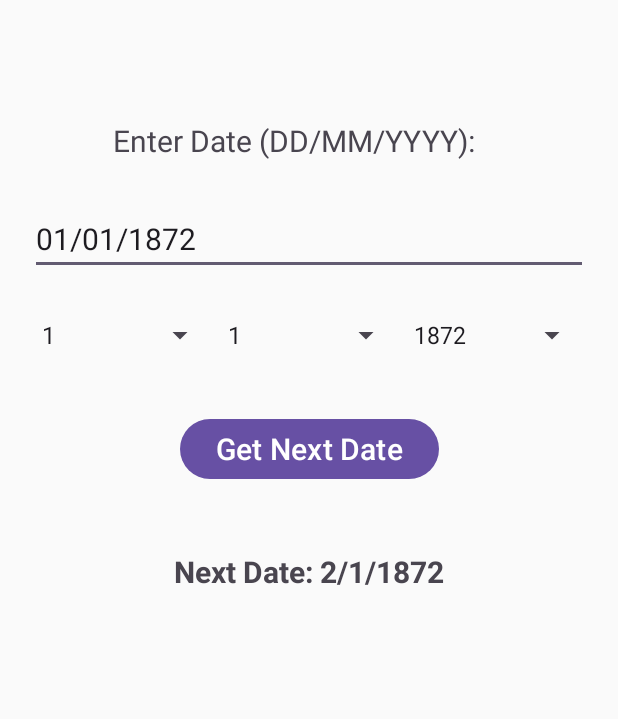
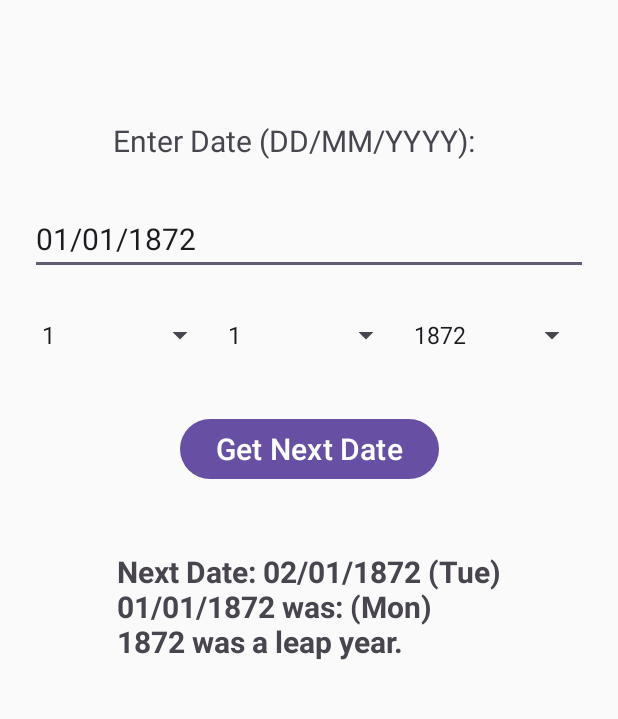
Before and after one commit to Vibha-1802/ChronixOne, an Android app: the screen it shows after launch (MainActivity), after a tap on "Get Next Date", on a phone screen of 412 x 824 dp, the part 174-893 px from its top. Run offline under Robolectric (Android 15) with nearby library versions, the phone set to English and light mode, and no system bars.

Commit message:
leap year message+date shown with day

```diff
--- a/app/src/main/java/com/example/chronixone/MainActivity.java
+++ b/app/src/main/java/com/example/chronixone/MainActivity.java
@@ -1,6 +1,9 @@
 package com.example.chronixone;
 
 import androidx.appcompat.app.AppCompatActivity;
+import java.util.Calendar;
+import java.text.SimpleDateFormat;
+import java.util.Locale;
 
 import android.os.Bundle;
 import android.text.Editable;
@@ -66,31 +69,58 @@ public class MainActivity extends AppCompatActivity {
             String input = editTextDate.getText().toString().trim();
 
             try {
+                // ensure full dd/MM/yyyy before parsing (prevents partials)
+                if (!FULL_DATE.matcher(input).matches()) {
+                    textViewResult.setText("Invalid format! Use DD/MM/YYYY");
+                    return;
+                }
+
                 String[] parts = input.split("/");
-                int day = Integer.parseInt(parts[0]);
+                int day   = Integer.parseInt(parts[0]);
                 int month = Integer.parseInt(parts[1]);
-                int year = Integer.parseInt(parts[2]);
+                int year  = Integer.parseInt(parts[2]);
 
                 if (year < MIN_YEAR || year > MAX_YEAR) {
                     textViewResult.setText("Year must be between " + MIN_YEAR + " and " + MAX_YEAR);
                     return;
                 }
-
                 if (!isValidDate(day, month, year)) {
                     textViewResult.setText("Invalid date entered!");
                     return;
                 }
 
                 int[] next = getNextDate(day, month, year);
-                textViewResult.setText("Next Date: " + next[0] + "/" + next[1] + "/" + next[2]);
+
+                // Use them AFTER they exist
+                String inputDow = dayOfWeek(day, month, year);
+                String nextDow  = dayOfWeek(next[0], next[1], next[2]);
+
+                // NEW: leap-year message for the OUTPUT year (next[2])
+                String leapMsg = isLeapYear(next[2]) ? ("\n" + next[2] + " was a leap year.") : "";
+
+                textViewResult.setText(
+                        "Next Date: " + String.format("%02d/%02d/%04d", next[0], next[1], next[2]) +
+                                " (" + nextDow + ")" + "\n" +
+                                String.format("%02d/%02d/%04d", day, month, year) + " was: (" + inputDow + ")" +
+                                leapMsg
+                );
 
             } catch (Exception e) {
                 textViewResult.setText("Invalid format! Use DD/MM/YYYY");
             }
         });
+
+
     }
 
     /* ---------- Spinners setup & sync ---------- */
+    private String dayOfWeek(int day, int month, int year) {
+        Calendar cal = Calendar.getInstance();
+        cal.set(Calendar.YEAR, year);
+        cal.set(Calendar.MONTH, month - 1); // Calendar is 0-based for month
+        cal.set(Calendar.DAY_OF_MONTH, day);
+        return new SimpleDateFormat("EEE", Locale.getDefault()).format(cal.getTime());
+    }
 
     private void setupSpinners() {
         // Month: 1..12
```
